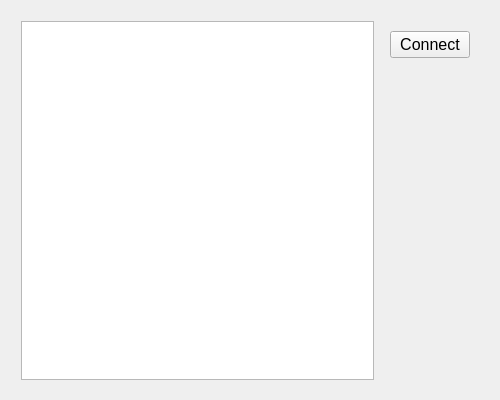
First picture: the form in mainwindow.ui, repository richmanfx/EasyContest, before the edit.
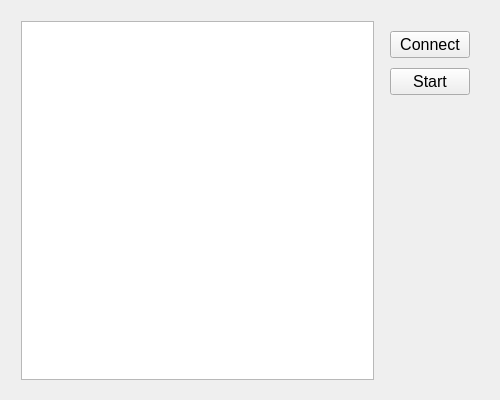
Second picture: the form after the edit. Icons and pictures are not drawn.

Commit message: Добавлена кнопка Start, функционал пока с ней не работает.

```diff
--- a/mainwindow.ui
+++ b/mainwindow.ui
@@ -51,6 +51,9 @@
      </item>
      <item>
       <layout class="QVBoxLayout" name="verticalLayout">
+       <property name="spacing">
+        <number>10</number>
+       </property>
        <property name="leftMargin">
         <number>10</number>
        </property>
@@ -60,6 +63,9 @@
        <property name="rightMargin">
         <number>10</number>
        </property>
+       <property name="bottomMargin">
+        <number>0</number>
+       </property>
        <item>
         <widget class="QPushButton" name="infoButton">
          <property name="font">
@@ -72,6 +78,18 @@
          </property>
         </widget>
        </item>
+       <item>
+        <widget class="QPushButton" name="startButton">
+         <property name="font">
+          <font>
+           <pointsize>12</pointsize>
+          </font>
+         </property>
+         <property name="text">
+          <string>Start</string>
+         </property>
+        </widget>
+       </item>
        <item>
         <spacer name="verticalSpacer">
          <property name="orientation">
```
Left out of the diff: 23 changed lines with no effect on the pictures. The commit also changes 4 other files.
